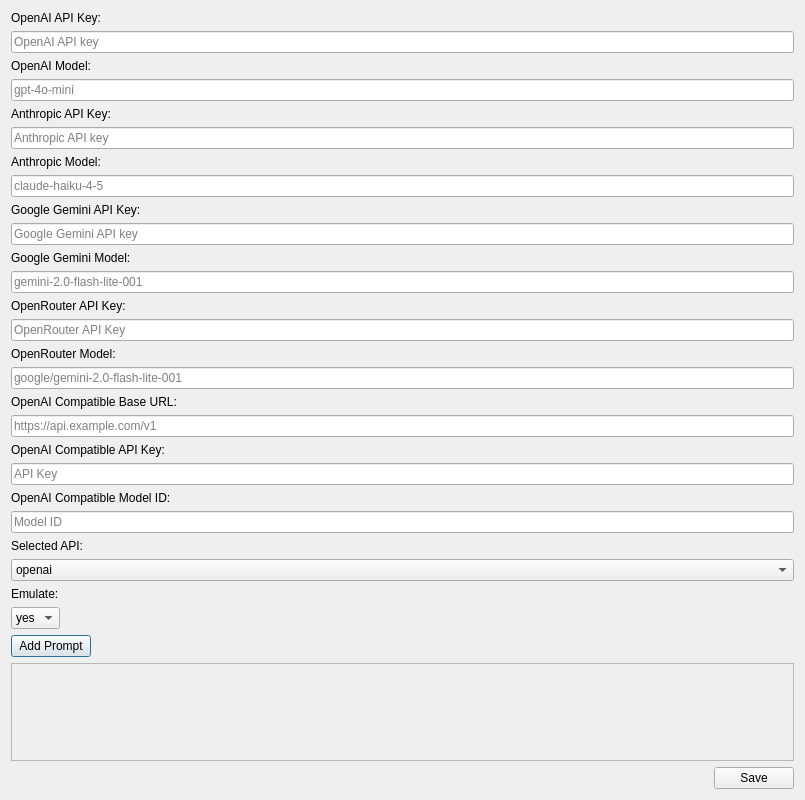
This is IntelliFiller/SettingsWindow.ui in voothi/20251206123938-intellifiller-ai-addon-for-anki as Qt 5 draws it before an edit. The edited form follows.
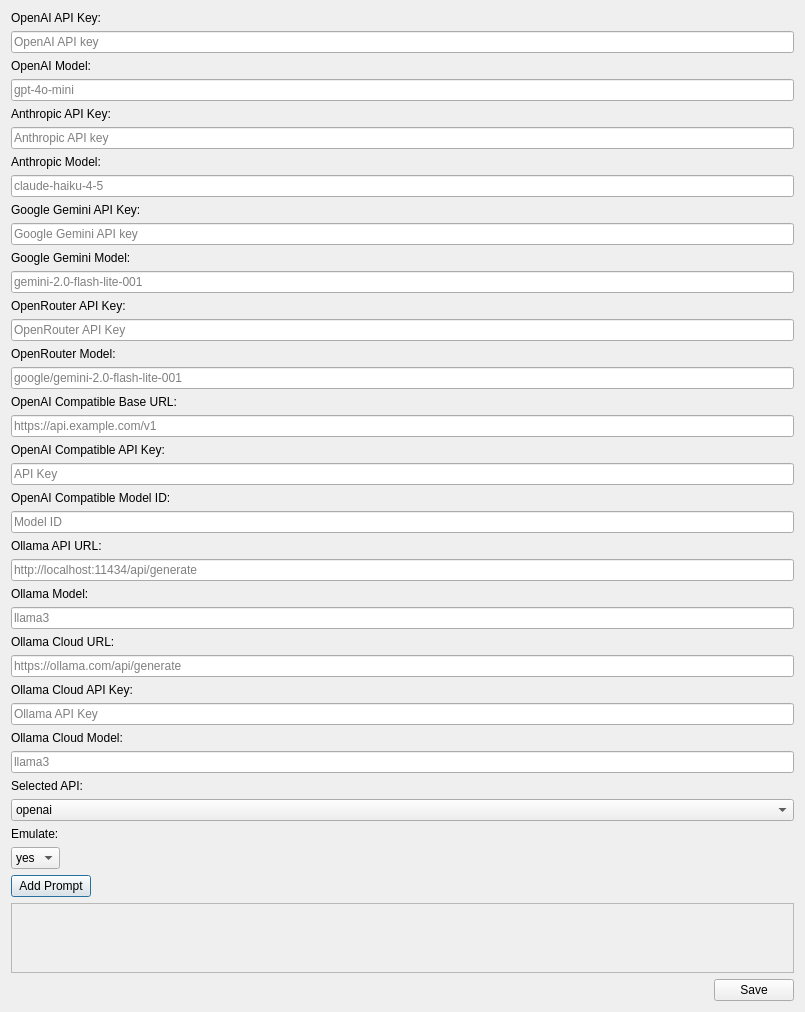
This is the edited form.

The edit to the form file:
```diff
--- a/IntelliFiller/SettingsWindow.ui
+++ b/IntelliFiller/SettingsWindow.ui
@@ -177,6 +177,76 @@
      </property>
     </widget>
    </item>
+   <item>
+    <widget class="QLabel" name="labelOllamaUrl">
+     <property name="text">
+      <string>Ollama API URL:</string>
+     </property>
+    </widget>
+   </item>
+   <item>
+    <widget class="QLineEdit" name="ollamaUrl">
+     <property name="placeholderText">
+      <string>http://localhost:11434/api/generate</string>
+     </property>
+    </widget>
+   </item>
+   <item>
+    <widget class="QLabel" name="labelOllamaModel">
+     <property name="text">
+      <string>Ollama Model:</string>
+     </property>
+    </widget>
+   </item>
+   <item>
+    <widget class="QLineEdit" name="ollamaModel">
+     <property name="placeholderText">
+      <string>llama3</string>
+     </property>
+    </widget>
+   </item>
+   <item>
+    <widget class="QLabel" name="labelOllamaCloudUrl">
+     <property name="text">
+      <string>Ollama Cloud URL:</string>
+     </property>
+    </widget>
+   </item>
+   <item>
+    <widget class="QLineEdit" name="ollamaCloudUrl">
+     <property name="placeholderText">
+      <string>https://ollama.com/api/generate</string>
+     </property>
+    </widget>
+   </item>
+   <item>
+    <widget class="QLabel" name="labelOllamaCloudKey">
+     <property name="text">
+      <string>Ollama Cloud API Key:</string>
+     </property>
+    </widget>
+   </item>
+   <item>
+    <widget class="QLineEdit" name="ollamaCloudKey">
+     <property name="placeholderText">
+      <string>Ollama API Key</string>
+     </property>
+    </widget>
+   </item>
+   <item>
+    <widget class="QLabel" name="labelOllamaCloudModel">
+     <property name="text">
+      <string>Ollama Cloud Model:</string>
+     </property>
+    </widget>
+   </item>
+   <item>
+    <widget class="QLineEdit" name="ollamaCloudModel">
+     <property name="placeholderText">
+      <string>llama3</string>
+     </property>
+    </widget>
+   </item>
    <item>
     <widget class="QLabel" name="labelSelectedApi">
      <property name="text">
```
Left out of the diff: 10 changed lines with no effect on the pictures.
